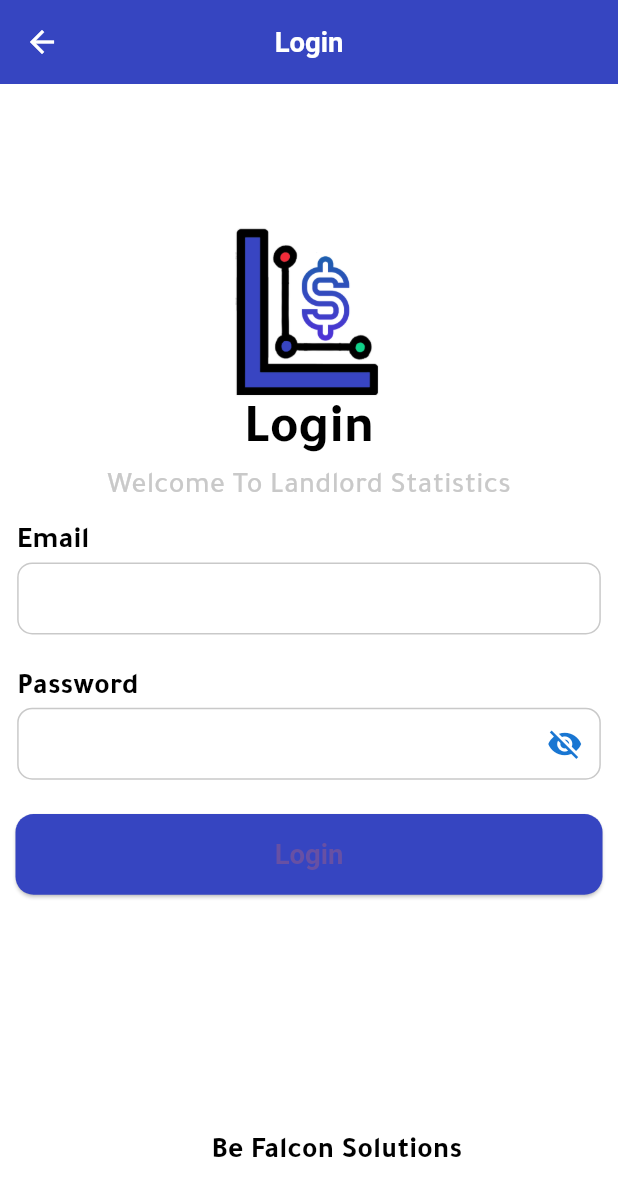
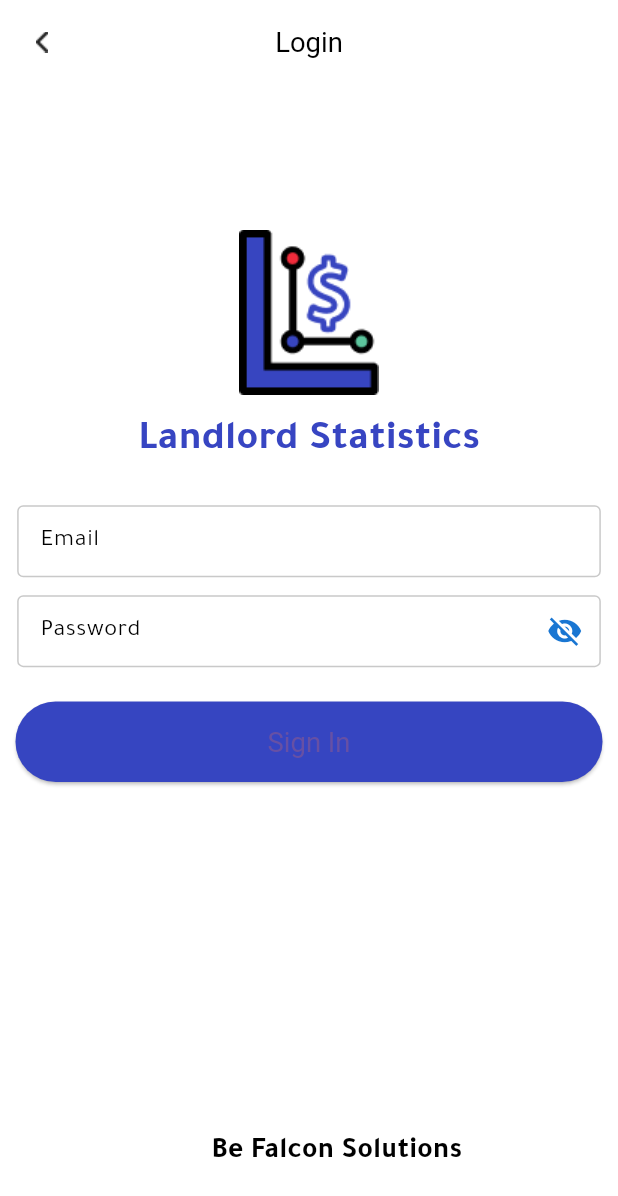
Before and after one commit to BFS-MobileApp/land_lord_statistics, a Flutter app: the screen it shows after launch, on a phone screen of 412 x 824 dp. Shown: the top 1196 px of the screen. Run offline on Flutter 3.47's test engine with Material 3 defaults, Android fonts, the phone set to English and light mode, and no system bars; our stand-ins replace bloc, dartz, dio, equatable, flutter_bloc, flutter_colorpicker and 8 more; missing offline and left inert: country_flags; accounts and stored records are empty.

Commit message:
- New Design - Login Page

```diff
--- a/lib/core/utils/app_colors.dart
+++ b/lib/core/utils/app_colors.dart
@@ -21,6 +21,7 @@ class AppColors{
   static const darkGrey = Color(0xFF6c757d);
   static const redAlertColor = Color(0xFFdc3545);
   static const blogContainerColor = Color(0xFFDDE1EC);
+  static const loginPhaseFontColor = Color(0xFF3745C2);
   static const lightBlue = Colors.blue;
   static const darkBlueColor = Color(0xFF213242);
   static List<Color>  colors = [
--- a/lib/core/utils/assets_manager.dart
+++ b/lib/core/utils/assets_manager.dart
@@ -3,6 +3,7 @@ const String imagePath = 'assets/images';
 class AssetsManager{
 
   static const String imageIcon = '$imagePath/icon.png';
-  static const String logoIcon = '$imagePath/app_logo.png';
+  static const String logoIcon = '$imagePath/logo.png';
   static const String noDataImage = '$imagePath/noData.png';
+  static const String back = '$imagePath/back_icon.png';
 }
--- a/lib/core/utils/local_strings.dart
+++ b/lib/core/utils/local_strings.dart
@@ -43,7 +43,8 @@ class LocalStrings extends Translations {
       "emptyEmail":"من فضلك ادخل البريد الالكتروني",
       "emptyPassword":"من فضلك ادخل كلمه المرور",
       "updatePhase":"هناك نسخة جديدة متاحة من التطبيق، يرجى تحديث التطبيق للاستمتاع بالميزات الجديدة",
-      "update":"تحديث"
+      "update":"تحديث",
+      "signIn":"تسجيل الدخول"
     },
     'en_US': {
       "appName":"Claimizer",
@@ -84,7 +85,10 @@ class LocalStrings extends Translations {
       "emptyEmail":"Please enter your email",
       "emptyPassword":"Please enter your password",
       "updatePhase":"There is a new version of application available , please update the application to enjoy new features",
-      "update":"Update"
+      "update":"Update",
+      "landLordStatistics":"Landlord Statistics",
+      "signIn":"Sign In"
+
     },
   };
 }
--- a/lib/feature/login/presentation/screen/login_screen.dart
+++ b/lib/feature/login/presentation/screen/login_screen.dart
@@ -6,8 +6,8 @@ import 'package:LandlordStatistics/config/routes/app_routes.dart';
 import 'package:LandlordStatistics/core/api/end_points.dart';
 import 'package:LandlordStatistics/core/utils/app_colors.dart';
 import 'package:LandlordStatistics/core/utils/assets_manager.dart';
-import 'package:LandlordStatistics/core/utils/helper.dart';
 import 'package:LandlordStatistics/feature/login/presentation/cubit/login_cubit.dart';
+import 'package:LandlordStatistics/widgets/aligment_widget.dart';
 import 'package:LandlordStatistics/widgets/button_widget.dart';
 import 'package:LandlordStatistics/widgets/logo_widget.dart';
 import 'package:LandlordStatistics/widgets/message_widget.dart';
@@ -34,6 +34,7 @@ class _LoginScreenState extends State<LoginScreen> {
   final TextEditingController emailController = TextEditingController();
   final TextEditingController passwordController = TextEditingController();
   bool isErrorMessageAppeared = false;
+  AlignmentWidget alignmentWidget = AlignmentWidget();
 
   Widget _loginWidget(){
     return Column(
@@ -48,39 +49,17 @@ class _LoginScreenState extends State<LoginScreen> {
           },
         ),
         Container(
-            margin: EdgeInsets.symmetric(horizontal: 15.sp),
-            child: TextWidget(text: 'login'.tr,fontSize: 32,)
+            margin: EdgeInsets.symmetric(horizontal: 15.sp , vertical: ScreenUtil().setHeight(10)),
+            child: TextWidget(text: 'landLordStatistics'.tr,fontSize: 24,fontWeight: FontWeight.bold ,fontColor: AppColors.loginPhaseFontColor,)
         ),
         Container(
-            margin: EdgeInsets.symmetric(horizontal: 10.sp),
-            child: TextWidget(text: 'welcomePhase'.tr,fontSize: 17,fontWeight: FontWeight.w500,fontColor: AppColors.grey,)
-        ),
-        Container(
-            alignment: Helper.getCurrentLocal() == 'AR' ? Alignment.topRight: Alignment.topLeft,
-            margin: EdgeInsets.only(top: ScreenUtil().setHeight(10) , right: ScreenUtil().setWidth(10) , left: ScreenUtil().setWidth(10)),
-            child: TextWidget(text: 'email'.tr,fontSize: 17,)
+          margin: EdgeInsets.symmetric(horizontal: 10.sp , vertical: ScreenUtil().setHeight(10)),
+          child: TextFieldWidget(hintText: 'email'.tr , height: 8, width: MediaQuery.of(context).size.width, controller: emailController, isPasswordTextField: false, keyboardType: TextInputType.emailAddress),
         ),
         Container(
           margin: EdgeInsets.symmetric(horizontal: 10.sp),
-          child: TextFieldWidget(height: 8, width: MediaQuery.of(context).size.width, controller: emailController, isPasswordTextField: false, keyboardType: TextInputType.emailAddress),
+          child: TextFieldWidget(hintText: 'password'.tr , height: 8, width: MediaQuery.of(context).size.width, controller: passwordController, isPasswordTextField: true, keyboardType: TextInputType.emailAddress),
         ),
-        Container(
-            alignment: Helper.getCurrentLocal() == 'AR' ? Alignment.topRight: Alignment.topLeft,
-            margin: EdgeInsets.only(top: ScreenUtil().setHeight(20) , left: ScreenUtil().setWidth(10) , right: ScreenUtil().setWidth(10)),
-            child:  TextWidget(text: 'password'.tr,fontSize: 17,)
-        ),
-        Container(
-          margin: EdgeInsets.symmetric(horizontal: 10.sp),
-          child: TextFieldWidget(height: 8, width: MediaQuery.of(context).size.width, controller: passwordController, isPasswordTextField: true, keyboardType: TextInputType.emailAddress),
-        ),
-        /*Container(
-          alignment: Helper.getCurrentLocal() == 'AR' ? Alignment.topLeft: Alignment.topRight,
-          margin: EdgeInsets.symmetric(horizontal: 10.sp , vertical: 10.sp),
-          child:  InkWell(
-            onTap: (){},
-            child: TextWidget(text: 'forgotPassword'.tr, fontSize: 12.sp,fontWeight: FontWeight.w500 , fontColor: AppColors.lightBlue,),
-          ),
-        ),*/
         Container(
           margin: EdgeInsets.symmetric(horizontal: 8.sp , vertical: 20.sp),
           child: ButtonWidget(
@@ -89,7 +68,7 @@ class _LoginScreenState extends State<LoginScreen> {
               onTap: (){
                 login();
               },
-              name: 'login'.tr
+              name: 'signIn'.tr
           ),
         )
       ],
@@ -219,17 +198,19 @@ class _LoginScreenState extends State<LoginScreen> {
       return Scaffold(
           bottomNavigationBar: const LogoWidget(),
           appBar: AppBar(
-            title: Text('login'.tr),
-            leading: IconButton(
-              onPressed: (){
+            elevation: 0,
+            backgroundColor: Colors.white,
+            title: Text('login'.tr , style: TextStyle(color: Colors.black , fontSize: 16.sp , fontWeight: FontWeight.normal),),
+            leading: InkWell(
+              child: Image.asset(AssetsManager.back , width: ScreenUtil().setWidth(14),height: ScreenUtil().setHeight(8),),
+              onTap: (){
                 if(widget.addOtherMail){
                   Navigator.of(context).pop();
                 } else {
                   exit(0);
                 }
               },
-              icon: const Icon(Icons.arrow_back_sharp),
-              color: AppColors.whiteColor,
+
             ),
           ),
           body: checkState(state)
--- a/lib/widgets/button_widget.dart
+++ b/lib/widgets/button_widget.dart
@@ -20,9 +20,6 @@ class ButtonWidget extends StatelessWidget {
   Widget build(BuildContext context) {
     return ElevatedButton(
       style: ElevatedButton.styleFrom(
-        shape: RoundedRectangleBorder(
-          borderRadius: BorderRadius.circular(12), // <-- Radius
-        ),
         minimumSize: Size(ScreenUtil().setWidth(width), ScreenUtil().setHeight(height)),
         backgroundColor: AppColors.primaryColor,
         textStyle: const TextStyle(color: AppColors.whiteColor,
@@ -31,7 +28,7 @@ class ButtonWidget extends StatelessWidget {
       onPressed: onTap,
       child: Text(
         name,
-        style: TextStyle(fontSize: 16.sp , fontWeight: FontWeight.bold),
+        style: TextStyle(fontSize: 16.sp , fontWeight: FontWeight.normal),
       ),
     );
   }
--- a/lib/widgets/textfield_widget.dart
+++ b/lib/widgets/textfield_widget.dart
@@ -51,13 +51,12 @@ class _TextFieldWidgetState extends State<TextFieldWidget> {
         ),
         decoration: InputDecoration(
           contentPadding: EdgeInsets.symmetric(vertical: widget.height , horizontal: 10.sp),
-          enabledBorder: OutlineInputBorder(
-            borderSide: const BorderSide(width: 1, color: AppColors.grey), //<-- SEE HERE
-            borderRadius: BorderRadius.circular(10.0),
+          enabledBorder: const OutlineInputBorder(
+            borderSide:  BorderSide(width: 1, color: AppColors.grey), //<-- SEE HERE
+            //borderRadius: BorderRadius.circular(10.0),
           ),
-          focusedBorder: OutlineInputBorder( //<-- SEE HERE
-            borderSide: const BorderSide(width: 1, color: AppColors.grey), //<-- SEE HERE
-            borderRadius: BorderRadius.circular(10.0),
+          focusedBorder: const OutlineInputBorder( //<-- SEE HERE
+            borderSide:  BorderSide(width: 1, color: AppColors.grey), //<-- SEE HERE
           ),
           suffixIcon: widget.isPasswordTextField
             ? IconButton(
@@ -75,6 +74,7 @@ class _TextFieldWidgetState extends State<TextFieldWidget> {
           )
               : null,
           hintText: widget.hintText,
+          hintStyle: TextStyle(color: AppColors.black , fontSize: 14.sp , fontWeight: FontWeight.normal),
           border: InputBorder.none,
           prefixIcon: widget.prefixIcon,
         ),
```
Also changed, not shown: assets/images/back_icon.png (added), assets/images/logo.png (added).
